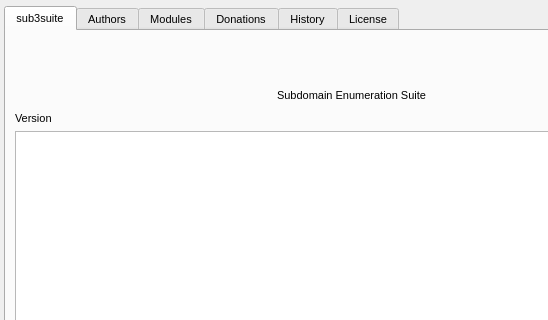
3nock/OTE, file sub3suite/src/Dialogs/AboutDialog.ui: the form before one commit; both pictures show x 0 to 548 and y 0 to 320 of the 702 by 569 pixel window.
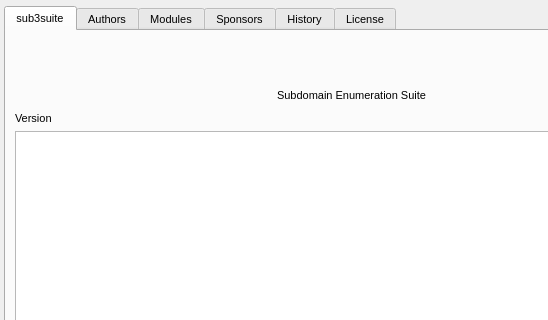
The form after the commit. Icons and pictures are not drawn.

```diff
--- a/sub3suite/src/Dialogs/AboutDialog.ui
+++ b/sub3suite/src/Dialogs/AboutDialog.ui
@@ -305,7 +305,7 @@
      </widget>
      <widget class="QWidget" name="tabDonations">
       <attribute name="title">
-       <string>Donations</string>
+       <string>Sponsors</string>
       </attribute>
       <layout class="QVBoxLayout" name="verticalLayout_5">
        <item>
```
